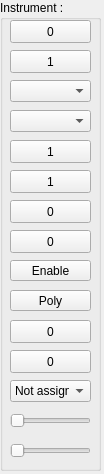
Qt form interface/qinstrument.ui (LasDesu/fb01editor) before a commit.
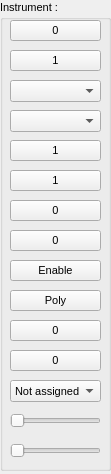
The same form after that commit. Custom widgets are drawn as their Qt base class.

Diff of the .ui file:
```diff
--- a/interface/qinstrument.ui
+++ b/interface/qinstrument.ui
@@ -6,7 +6,7 @@
    <rect>
     <x>0</x>
     <y>0</y>
-    <width>104</width>
+    <width>111</width>
     <height>474</height>
    </rect>
   </property>
@@ -18,10 +18,15 @@
     <rect>
      <x>0</x>
      <y>0</y>
-     <width>101</width>
+     <width>111</width>
      <height>471</height>
     </rect>
    </property>
+   <property name="font">
+    <font>
+     <pointsize>8</pointsize>
+    </font>
+   </property>
    <property name="title">
     <string>Instrument :</string>
    </property>
@@ -30,10 +35,15 @@
      <rect>
       <x>10</x>
       <y>260</y>
-      <width>81</width>
+      <width>91</width>
       <height>21</height>
      </rect>
     </property>
+    <property name="font">
+     <font>
+      <pointsize>8</pointsize>
+     </font>
+    </property>
     <property name="toolTip">
      <string>The LFO enable state</string>
     </property>
@@ -49,10 +59,15 @@
      <rect>
       <x>10</x>
       <y>290</y>
-      <width>81</width>
+      <width>91</width>
       <height>21</height>
      </rect>
     </property>
+    <property name="font">
+     <font>
+      <pointsize>8</pointsize>
+     </font>
+    </property>
     <property name="toolTip">
      <string>The instrument response to a multiple notes play</string>
     </property>
@@ -68,10 +83,15 @@
      <rect>
       <x>10</x>
       <y>380</y>
-      <width>81</width>
+      <width>91</width>
       <height>22</height>
      </rect>
     </property>
+    <property name="font">
+     <font>
+      <pointsize>8</pointsize>
+     </font>
+    </property>
     <property name="toolTip">
      <string>The kind of MIDI controler assigned to PMD</string>
     </property>
@@ -106,10 +126,15 @@
      <rect>
       <x>10</x>
       <y>80</y>
-      <width>81</width>
+      <width>91</width>
       <height>22</height>
      </rect>
     </property>
+    <property name="font">
+     <font>
+      <pointsize>8</pointsize>
+     </font>
+    </property>
     <property name="toolTip">
      <string>The upper limit of the keyboard playing range</string>
     </property>
@@ -119,10 +144,15 @@
      <rect>
       <x>10</x>
       <y>110</y>
-      <width>81</width>
+      <width>91</width>
       <height>22</height>
      </rect>
     </property>
+    <property name="font">
+     <font>
+      <pointsize>8</pointsize>
+     </font>
+    </property>
     <property name="toolTip">
      <string>The lower limit of the keyboard playing range</string>
     </property>
@@ -132,10 +162,15 @@
      <rect>
       <x>10</x>
       <y>20</y>
-      <width>81</width>
-      <height>23</height>
+      <width>91</width>
+      <height>21</height>
      </rect>
     </property>
+    <property name="font">
+     <font>
+      <pointsize>8</pointsize>
+     </font>
+    </property>
     <property name="toolTip">
      <string>The polyphony level of the instrument</string>
     </property>
@@ -154,10 +189,15 @@
      <rect>
       <x>10</x>
       <y>50</y>
-      <width>81</width>
-      <height>23</height>
+      <width>91</width>
+      <height>21</height>
      </rect>
     </property>
+    <property name="font">
+     <font>
+      <pointsize>8</pointsize>
+     </font>
+    </property>
     <property name="toolTip">
      <string>The MIDI channel of the instrument</string>
     </property>
@@ -176,10 +216,15 @@
      <rect>
       <x>10</x>
       <y>140</y>
-      <width>81</width>
-      <height>23</height>
+      <width>91</width>
+      <height>21</height>
      </rect>
     </property>
+    <property name="font">
+     <font>
+      <pointsize>8</pointsize>
+     </font>
+    </property>
     <property name="toolTip">
      <string>The current bank of the selected voice</string>
     </property>
@@ -198,10 +243,15 @@
      <rect>
       <x>10</x>
       <y>170</y>
-      <width>81</width>
-      <height>23</height>
+      <width>91</width>
+      <height>21</height>
      </rect>
     </property>
+    <property name="font">
+     <font>
+      <pointsize>8</pointsize>
+     </font>
+    </property>
     <property name="toolTip">
      <string>The current number of the selected voice</string>
     </property>
@@ -220,10 +270,15 @@
      <rect>
       <x>10</x>
       <y>200</y>
-      <width>81</width>
-      <height>23</height>
+      <width>91</width>
+      <height>21</height>
      </rect>
     </property>
+    <property name="font">
+     <font>
+      <pointsize>8</pointsize>
+     </font>
+    </property>
     <property name="toolTip">
      <string>The transpose level of the instrument</string>
     </property>
@@ -242,10 +297,15 @@
      <rect>
       <x>10</x>
       <y>230</y>
-      <width>81</width>
-      <height>23</height>
+      <width>91</width>
+      <height>21</height>
      </rect>
     </property>
+    <property name="font">
+     <font>
+      <pointsize>8</pointsize>
+     </font>
+    </property>
     <property name="toolTip">
      <string>The detune level of the instrument</string>
     </property>
@@ -264,10 +324,15 @@
      <rect>
       <x>10</x>
       <y>320</y>
-      <width>81</width>
-      <height>23</height>
+      <width>91</width>
+      <height>21</height>
      </rect>
     </property>
+    <property name="font">
+     <font>
+      <pointsize>8</pointsize>
+     </font>
+    </property>
     <property name="toolTip">
      <string>The portamento length of the instrument</string>
     </property>
@@ -286,10 +351,15 @@
      <rect>
       <x>10</x>
       <y>350</y>
-      <width>81</width>
-      <height>23</height>
+      <width>91</width>
+      <height>21</height>
      </rect>
     </property>
+    <property name="font">
+     <font>
+      <pointsize>8</pointsize>
+     </font>
+    </property>
     <property name="toolTip">
      <string>The pitchbender range of the instrument</string>
     </property>
@@ -308,7 +378,7 @@
      <rect>
       <x>10</x>
       <y>410</y>
-      <width>81</width>
+      <width>91</width>
       <height>21</height>
      </rect>
     </property>
@@ -327,7 +397,7 @@
      <rect>
       <x>10</x>
       <y>440</y>
-      <width>81</width>
+      <width>91</width>
       <height>21</height>
      </rect>
     </property>
```
